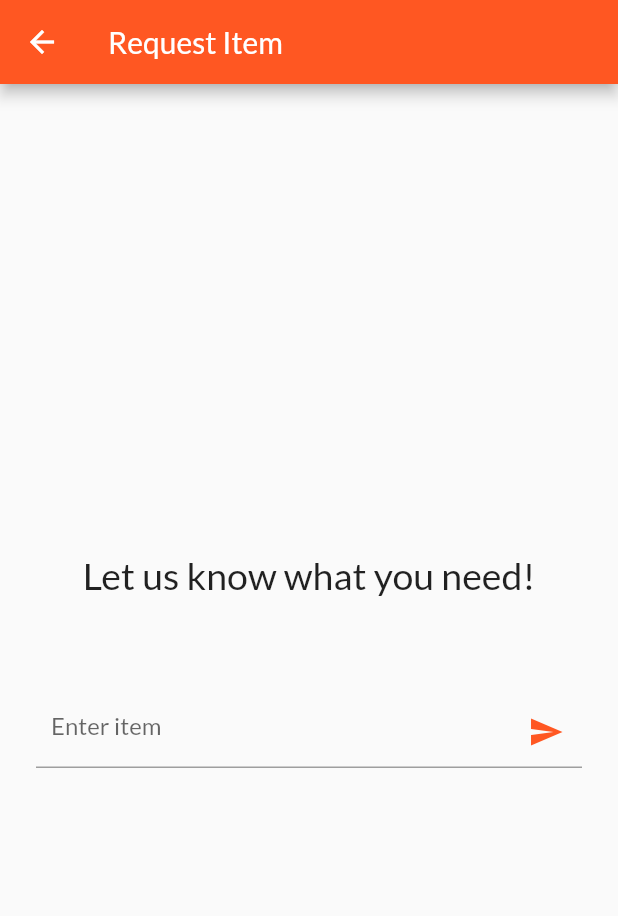
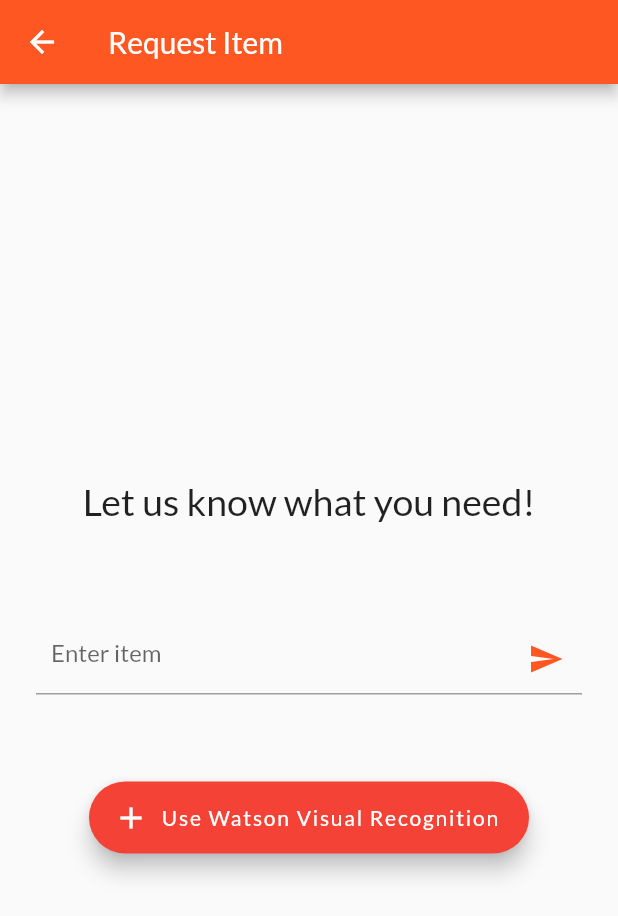
Before and after one commit to Manorama09/Optima, a Flutter app: the ItemRequestScreen screen opened by its route, on a phone screen of 412 x 824 dp. Shown: the top 916 px of the screen. Run offline on Flutter 3.47's test engine with Material 2 defaults, Android fonts, the phone set to English and light mode, and no system bars; our stand-ins replace animated_text_kit, image_picker; missing offline and left inert: draggable_floating_button, flutter_awesome_buttons, flutter_ibm_watson, watson_assistant_v2.

Commit message:
Update item_request_screen.dart

```diff
--- a/lib/screens/item_request_screen.dart
+++ b/lib/screens/item_request_screen.dart
@@ -2,7 +2,7 @@
 import '../providers/item.dart';
 import 'package:provider/provider.dart';
 import '../providers/auth.dart';
-
+import 'visual_recognition_screen.dart';
 class ItemRequestScreen extends StatefulWidget {
   static const routeName = '/request-product';
   @override
@@ -126,6 +126,21 @@
                         ),
                       ),
                     ),
+                    SizedBox(
+                        height:50
+                    ),
+                    FloatingActionButton.extended(
+                      backgroundColor: Colors.red,
+                      onPressed: () {
+                        Navigator.push(context,
+                            MaterialPageRoute(builder: (context) => ScreenVisualRecognition()));
+                      },
+                      icon: Icon(
+                        Icons.add,
+                      ),
+                      label : Text("Use Watson Visual Recognition"),
+                    ),
+
                   ],
                 ),
               ),
```
